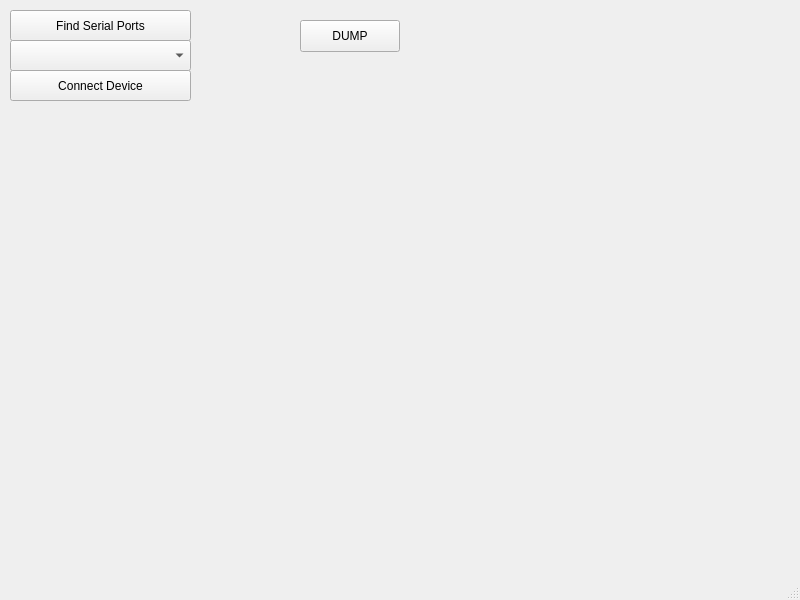
Qt form serialtool/src/gui/mainwindow.ui (burke-david/serialtool_gui) before a commit.
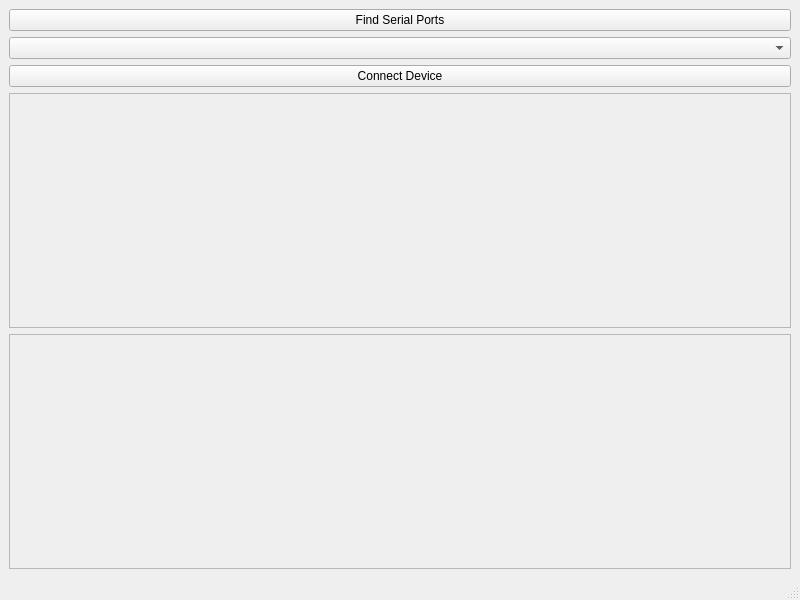
The same form after that commit.

```diff
--- a/serialtool/src/gui/mainwindow.ui
+++ b/serialtool/src/gui/mainwindow.ui
@@ -14,55 +14,45 @@
    <string>MainWindow</string>
   </property>
   <widget class="QWidget" name="centralwidget">
+   <layout class="QVBoxLayout" name="verticalLayout">
+    <item>
    <widget class="QPushButton" name="pushButton_find_serialports">
-    <property name="geometry">
-     <rect>
-      <x>10</x>
-      <y>10</y>
-      <width>181</width>
-      <height>31</height>
-     </rect>
-    </property>
     <property name="text">
      <string>Find Serial Ports</string>
     </property>
    </widget>
-   <widget class="QComboBox" name="comboBox_serialports">
-    <property name="geometry">
-     <rect>
-      <x>10</x>
-      <y>40</y>
-      <width>181</width>
-      <height>31</height>
-     </rect>
-    </property>
-   </widget>
+    </item>
+    <item>
+     <widget class="QComboBox" name="comboBox_serialports"/>
+    </item>
+    <item>
    <widget class="QPushButton" name="pushButton_connect_port">
-    <property name="geometry">
-     <rect>
-      <x>10</x>
-      <y>70</y>
-      <width>181</width>
-      <height>31</height>
-     </rect>
-    </property>
     <property name="text">
      <string>Connect Device</string>
     </property>
    </widget>
-   <widget class="QPushButton" name="pushButton_dump">
-    <property name="geometry">
-     <rect>
-      <x>300</x>
-      <y>20</y>
-      <width>100</width>
-      <height>32</height>
-     </rect>
-    </property>
-    <property name="text">
-     <string>DUMP</string>
-    </property>
-   </widget>
+    </item>
+    <item>
+     <widget class="QFrame" name="frame_data1">
+      <property name="frameShape">
+       <enum>QFrame::StyledPanel</enum>
+      </property>
+      <property name="frameShadow">
+       <enum>QFrame::Raised</enum>
+      </property>
+     </widget>
+    </item>
+    <item>
+     <widget class="QFrame" name="frame_data2">
+      <property name="frameShape">
+       <enum>QFrame::StyledPanel</enum>
+      </property>
+      <property name="frameShadow">
+       <enum>QFrame::Raised</enum>
+      </property>
+     </widget>
+    </item>
+   </layout>
   </widget>
   <widget class="QMenuBar" name="menubar">
    <property name="geometry">
```
Lines whose indentation alone changed are shown as unchanged.
